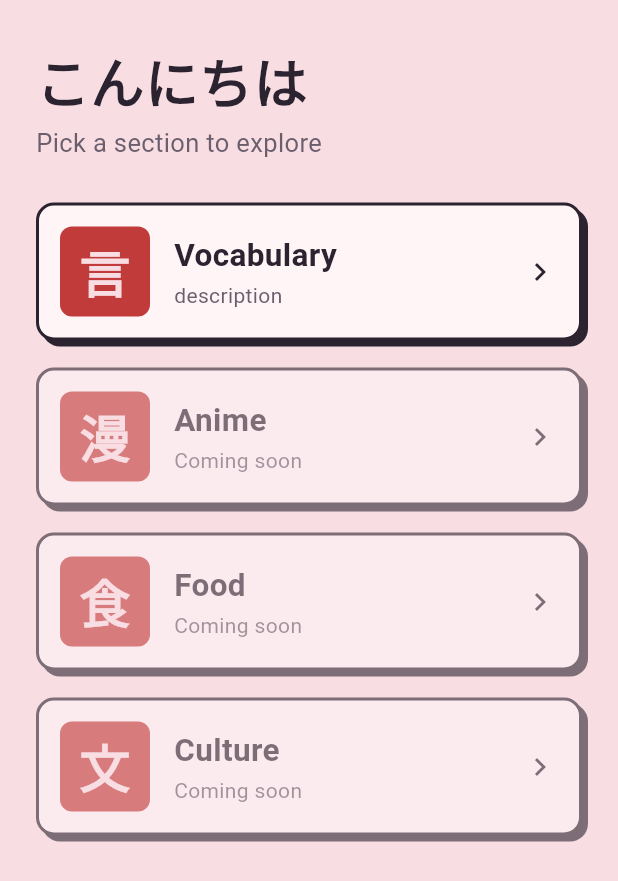
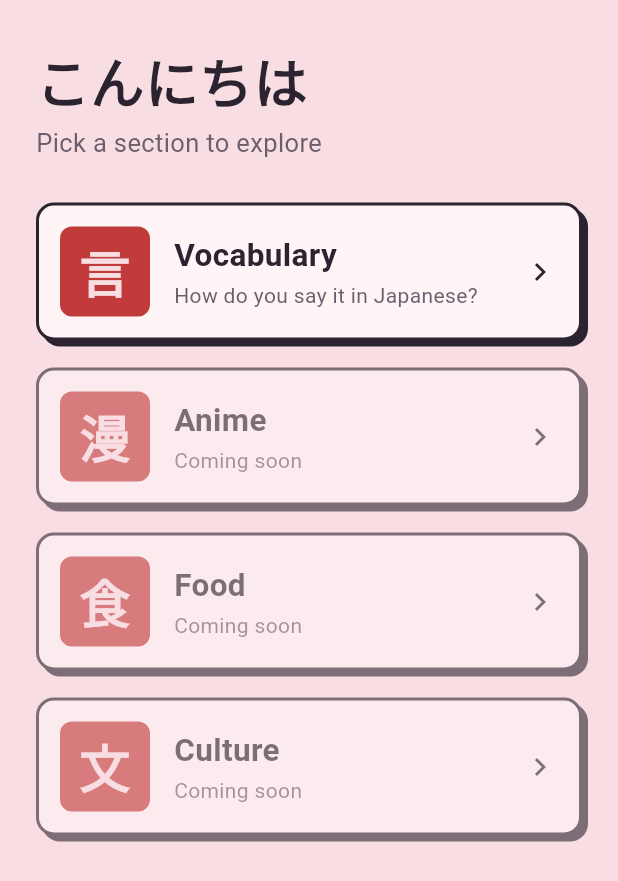
Before and after one commit to Tosin2510/anikui, a Flutter app: the screen it shows after launch, on a phone screen of 412 x 824 dp. Shown: the top 881 px of the screen. Run offline on Flutter 3.47's test engine with Material 3 defaults, Android fonts, the phone set to English and light mode, and no system bars; our stand-ins replace google_fonts.

Commit message:
Update homepage

```diff
--- a/lib/homepage.dart
+++ b/lib/homepage.dart
@@ -134,7 +134,7 @@ Widget quizCategoryCard(
                     SizedBox(height: 2),
 
                     Text(
-                      isActive? 'description' : 'Coming soon',
+                      isActive? description : 'Coming soon',
                       style: GoogleFonts.zenMaruGothic(
                         fontSize: 14,
                         color: Color(0xFF6B5F6E),
```
